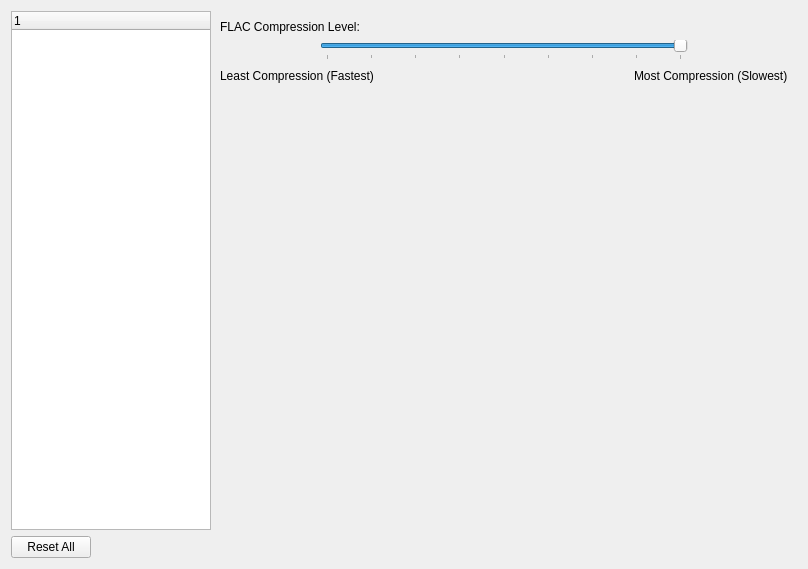
Before: the Qt Designer form src/xamp/preferencedialog.ui in billlin0904/xamp2, drawn with Qt 5.
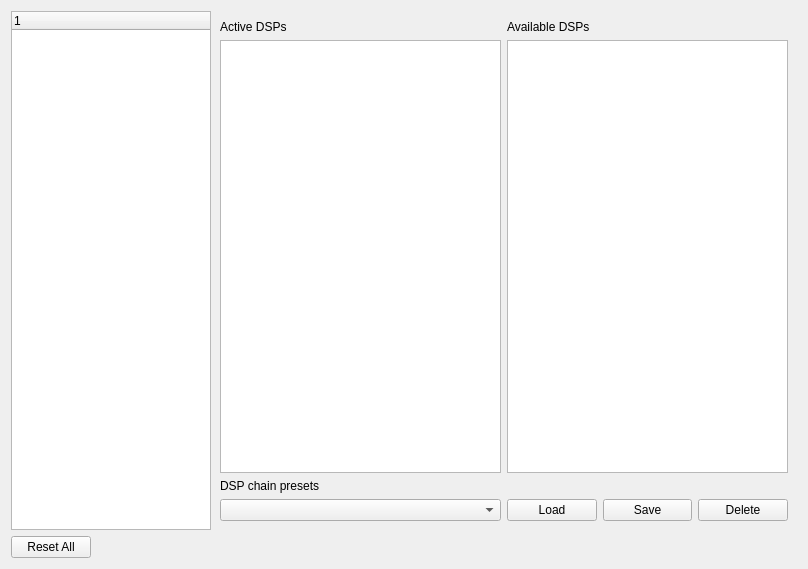
After: the same form once the commit is applied. The open tabs and pages were chosen to show the change. Custom widgets are drawn as their Qt base class.

```diff
--- a/src/xamp/preferencedialog.ui
+++ b/src/xamp/preferencedialog.ui
@@ -16,18 +16,6 @@
     <verstretch>0</verstretch>
    </sizepolicy>
   </property>
-  <property name="minimumSize">
-   <size>
-    <width>808</width>
-    <height>0</height>
-   </size>
-  </property>
-  <property name="maximumSize">
-   <size>
-    <width>808</width>
-    <height>16777215</height>
-   </size>
-  </property>
   <property name="focusPolicy">
    <enum>Qt::NoFocus</enum>
   </property>
@@ -908,113 +896,6 @@
          </layout>
         </widget>
        </widget>
-       <widget class="QWidget" name="flacEncodingPage">
-        <layout class="QVBoxLayout" name="verticalLayout_5">
-         <item>
-          <widget class="QLabel" name="label_3">
-           <property name="text">
-            <string>FLAC Compression Level:</string>
-           </property>
-          </widget>
-         </item>
-         <item>
-          <layout class="QHBoxLayout" name="horizontalLayout_2">
-           <item>
-            <spacer name="horizontalSpacer_5">
-             <property name="orientation">
-              <enum>Qt::Horizontal</enum>
-             </property>
-             <property name="sizeType">
-              <enum>QSizePolicy::Fixed</enum>
-             </property>
-             <property name="sizeHint" stdset="0">
-              <size>
-               <width>100</width>
-               <height>20</height>
-              </size>
-             </property>
-            </spacer>
-           </item>
-           <item>
-            <widget class="QSlider" name="flacCompressionLevelSlider">
-             <property name="maximum">
-              <number>8</number>
-             </property>
-             <property name="value">
-              <number>8</number>
-             </property>
-             <property name="orientation">
-              <enum>Qt::Horizontal</enum>
-             </property>
-             <property name="tickPosition">
-              <enum>QSlider::TicksBelow</enum>
-             </property>
-            </widget>
-           </item>
-           <item>
-            <spacer name="horizontalSpacer_6">
-             <property name="orientation">
-              <enum>Qt::Horizontal</enum>
-             </property>
-             <property name="sizeType">
-              <enum>QSizePolicy::Minimum</enum>
-             </property>
-             <property name="sizeHint" stdset="0">
-              <size>
-               <width>100</width>
-               <height>20</height>
-              </size>
-             </property>
-            </spacer>
-           </item>
-          </layout>
-         </item>
-         <item>
-          <layout class="QHBoxLayout" name="horizontalLayout_3">
-           <item>
-            <widget class="QLabel" name="label_5">
-             <property name="text">
-              <string>Least Compression (Fastest)</string>
-             </property>
-            </widget>
-           </item>
-           <item>
-            <spacer name="horizontalSpacer_4">
-             <property name="orientation">
-              <enum>Qt::Horizontal</enum>
-             </property>
-             <property name="sizeHint" stdset="0">
-              <size>
-               <width>40</width>
-               <height>20</height>
-              </size>
-             </property>
-            </spacer>
-           </item>
-           <item>
-            <widget class="QLabel" name="label_4">
-             <property name="text">
-              <string>Most Compression (Slowest)</string>
-             </property>
-            </widget>
-           </item>
-          </layout>
-         </item>
-         <item>
-          <spacer name="verticalSpacer_2">
-           <property name="orientation">
-            <enum>Qt::Vertical</enum>
-           </property>
-           <property name="sizeHint" stdset="0">
-            <size>
-             <width>20</width>
-             <height>418</height>
-            </size>
-           </property>
-          </spacer>
-         </item>
-        </layout>
-       </widget>
        <widget class="QWidget" name="foobar2000DspPage">
         <layout class="QVBoxLayout" name="verticalLayout_11">
          <item>
```
Left out of the diff: 2 changed lines with no effect on the pictures.
